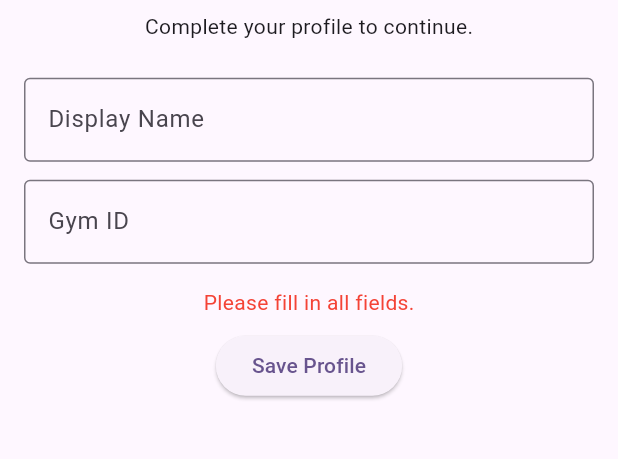
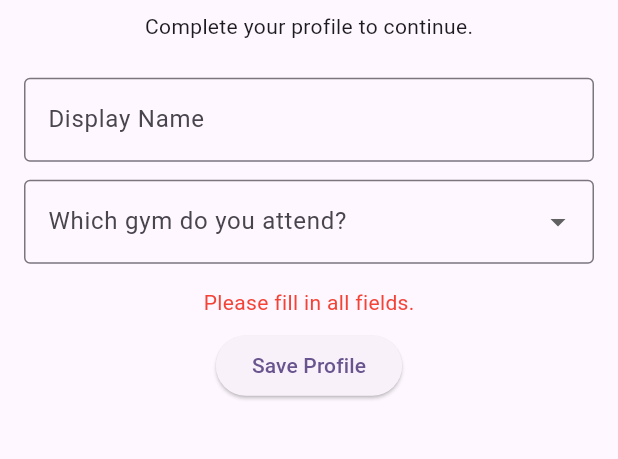
Before and after one commit to AnakinCodeWriter/GymConnect, a Flutter app: the OnboardingScreen screen opened directly, after a tap on "Save Profile", on a phone screen of 412 x 824 dp, the part 481-940 px from its top. Run offline on Flutter 3.47's test engine with Material 3 defaults, Android fonts, the phone set to English and light mode, and no system bars; our stand-ins replace cloud_firestore, firebase_auth, firebase_core, fl_chart; accounts and stored records are empty; generated files the repository leaves out were written again.

```diff
--- a/lib/main.dart
+++ b/lib/main.dart
@@ -64,7 +64,8 @@ class ProfileChecker extends StatelessWidget {
     return FutureBuilder<bool>(
       future: FirestoreService().userProfileExists(uid),
       builder: (context, snapshot) {
-        if (snapshot.connectionState == ConnectionState.waiting) {
+        if (snapshot.connectionState == ConnectionState.waiting ||
+            snapshot.hasError) {
           return const Scaffold(
             body: Center(child: CircularProgressIndicator()),
           );
--- a/lib/screens/onboarding_screen.dart
+++ b/lib/screens/onboarding_screen.dart
@@ -5,6 +5,23 @@ import '../services/firestore_service.dart';
 import '../models/user_model.dart';
 import '../widgets/auth_text_field.dart';
 import 'home_screen.dart';
+
+// hardcoded list of gyms available for selection during onboarding.
+// using a fixed list ensures all users at the same gym share an identical
+// gymId string, which is required for the leaderboard to work correctly.
+const _gyms = [
+  'PureGym Bournemouth Triangle',
+  'PureGym Bournemouth Mallard Rd',
+  'PureGym Poole',
+  'PureGym Southampton',
+  'Anytime Fitness Bournemouth',
+  'Anytime Fitness Poole',
+  'JD Gyms Bournemouth',
+  'The Gym Group Bournemouth',
+  'Nuffield Health Bournemouth',
+  'DW Fitness First Bournemouth',
+  'Other',
+];
 
 class OnboardingScreen extends StatefulWidget {
   const OnboardingScreen({super.key});
@@ -15,8 +32,8 @@ class OnboardingScreen extends StatefulWidget {
 
 class _OnboardingScreenState extends State<OnboardingScreen> {
   final _displayNameController = TextEditingController();
-  final _gymIdController = TextEditingController();
   final _firestoreService = FirestoreService();
+  String? _selectedGym;
   bool _isLoading = false;
   String? _errorMessage;
 
@@ -27,9 +44,9 @@ class _OnboardingScreenState extends State<OnboardingScreen> {
     });
 
     final displayName = _displayNameController.text.trim();
-    final gymId = _gymIdController.text.trim();
+    final gymId = _selectedGym;
 
-    if (displayName.isEmpty || gymId.isEmpty) {
+    if (displayName.isEmpty || gymId == null) {
       setState(() {
         _errorMessage = 'Please fill in all fields.';
         _isLoading = false;
@@ -64,7 +81,6 @@ class _OnboardingScreenState extends State<OnboardingScreen> {
   @override
   void dispose() {
     _displayNameController.dispose();
-    _gymIdController.dispose();
     super.dispose();
   }
 
@@ -89,9 +105,16 @@ class _OnboardingScreenState extends State<OnboardingScreen> {
               label: 'Display Name',
             ),
             const SizedBox(height: 12),
-            AuthTextField(
-              controller: _gymIdController,
-              label: 'Gym ID',
+            DropdownButtonFormField<String>(
+              initialValue: _selectedGym,
+              decoration: const InputDecoration(
+                labelText: 'Which gym do you attend?',
+                border: OutlineInputBorder(),
+              ),
+              items: _gyms
+                  .map((gym) => DropdownMenuItem(value: gym, child: Text(gym)))
+                  .toList(),
+              onChanged: (value) => setState(() => _selectedGym = value),
             ),
             const SizedBox(height: 16),
             if (_errorMessage != null)
--- a/lib/screens/workout_templates_screen.dart
+++ b/lib/screens/workout_templates_screen.dart
@@ -43,12 +43,17 @@ class _WorkoutTemplatesScreenState extends State<WorkoutTemplatesScreen> {
   }
 
   Future<void> _loadTemplates() async {
+    try {
       final uid = FirebaseAuth.instance.currentUser!.uid;
       final templates = await _templateService.getTemplates(uid);
+      if (!mounted) return;
       setState(() {
         _templates = templates;
         _loading = false;
       });
+    } catch (_) {
+      if (mounted) setState(() => _loading = false);
+    }
   }
 
   // switches to editor mode, optionally pre-filling with an existing template.
```
Also changed, not shown: lib/screens/home_screen.dart (+9 -1 lines), lib/screens/leaderboard_screen.dart (+7 -0 lines), lib/screens/login_screen.dart (+8 -1 lines). Lines whose indentation alone changed are shown as unchanged.
